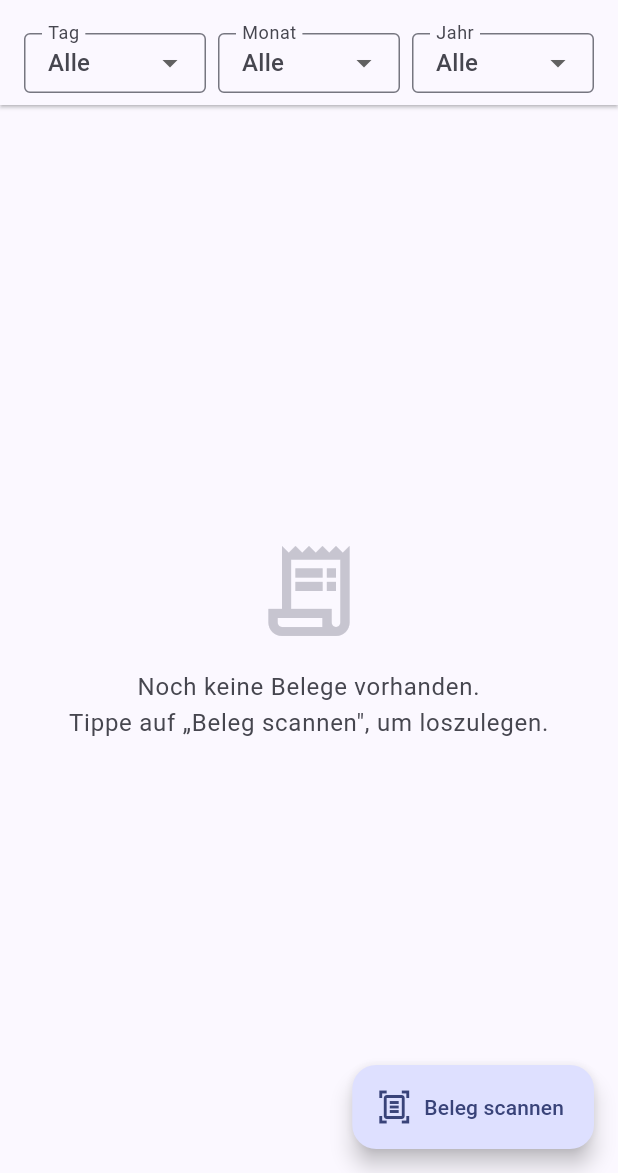
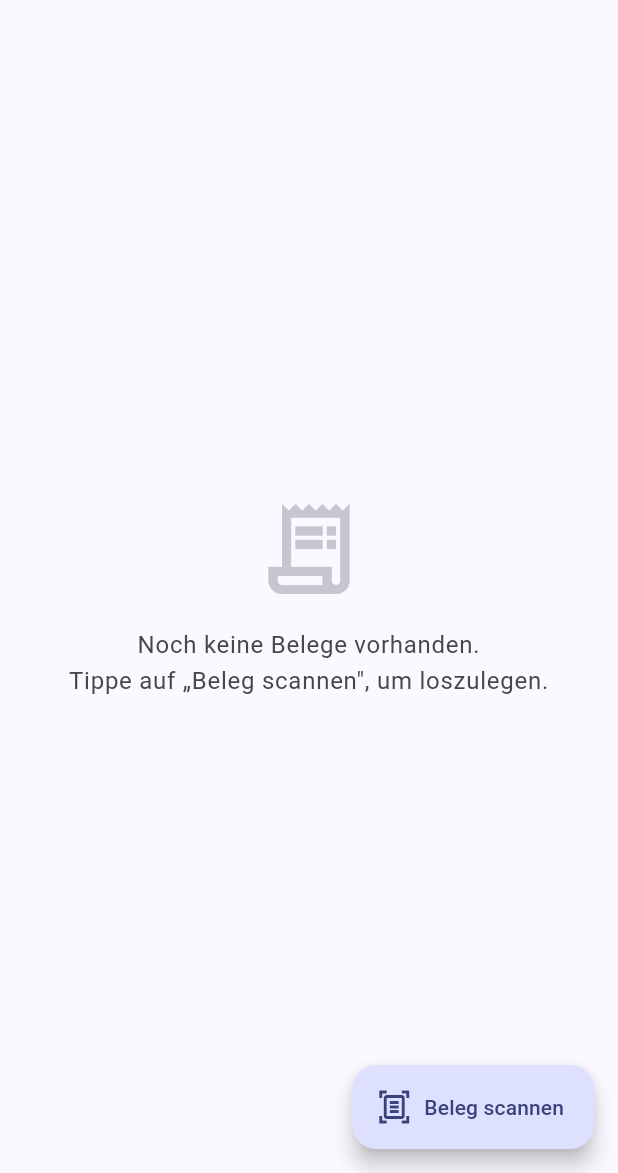
Before and after one commit to nicolasasauer/belegscanner_v1, a Flutter app: the screen it shows after launch, on a phone screen of 412 x 824 dp, the part 63-1236 px from its top. Run offline on Flutter 3.47's test engine with Material 3 defaults, Android fonts, the phone set to English and light mode, and no system bars; our stand-ins replace image_picker; missing offline and left inert: google_mlkit_text_recognition.

Commit message:
feat: modernize UI with FilterChips, glassmorphism overlay, rounded cards, improved BottomSheet
Co-authored-by: nicolasasauer <241658994+nicolasasauer@users.noreply.github.com>
Agent-Logs-Url: https://github.com/nicolasasauer/belegscanner_v1/sessions/8b95731a-8575-4dfb-b685-4b492221125e

```diff
--- a/lib/pages/home_page.dart
+++ b/lib/pages/home_page.dart
@@ -1,3 +1,5 @@
+import 'dart:ui';
+
 import 'package:flutter/material.dart';
 import 'package:intl/intl.dart';
 
@@ -232,12 +234,27 @@ class _HomePageState extends State<HomePage> {
                         },
                       ),
 
-                // Scan-Overlay: CircularProgressIndicator in der Mitte
+                // Scan-Overlay: Glassmorphism-Effekt mit Unschärfe
                 if (_isScanning)
-                  Container(
-                    color: colorScheme.scrim.withOpacity(0.3),
-                    child: const Center(
-                      child: CircularProgressIndicator(),
+                  BackdropFilter(
+                    filter: ImageFilter.blur(sigmaX: 6, sigmaY: 6),
+                    child: Container(
+                      color: colorScheme.scrim.withOpacity(0.15),
+                      alignment: Alignment.center,
+                      child: Column(
+                        mainAxisSize: MainAxisSize.min,
+                        children: [
+                          const CircularProgressIndicator(),
+                          const SizedBox(height: 16),
+                          Text(
+                            'Scan l\u00E4uft...',
+                            style: Theme.of(context)
+                                .textTheme
+                                .titleMedium
+                                ?.copyWith(color: colorScheme.onSurface),
+                          ),
+                        ],
+                      ),
                     ),
                   ),
               ],
@@ -288,7 +305,7 @@ class _HomePageState extends State<HomePage> {
 // Filter-Bar Widget
 // =============================================================================
 
-/// Filter-Leiste mit Dropdowns für Tag, Monat und Jahr.
+/// Filter-Leiste mit FilterChips für Tag, Monat und Jahr.
 class _FilterBar extends StatelessWidget {
   const _FilterBar({
     required this.availableDays,
@@ -314,46 +331,80 @@ class _FilterBar extends StatelessWidget {
 
   @override
   Widget build(BuildContext context) {
-    return Material(
-      elevation: 1,
-      child: Padding(
+    // Filter-Leiste ausblenden, wenn noch keine Belege vorhanden sind
+    if (availableDays.isEmpty &&
+        availableMonths.isEmpty &&
+        availableYears.isEmpty) {
+      return const SizedBox.shrink();
+    }
+
+    return Column(
+      mainAxisSize: MainAxisSize.min,
+      children: [
+        SingleChildScrollView(
+          scrollDirection: Axis.horizontal,
           padding: const EdgeInsets.symmetric(horizontal: 16, vertical: 8),
           child: Row(
             children: [
-            // Tag-Filter
-            Expanded(
-              child: _FilterDropdown<int>(
-                label: 'Tag',
-                value: selectedDay,
-                items: availableDays,
-                itemLabel: (d) => d.toString().padLeft(2, '0'),
-                onChanged: onDayChanged,
+              // Tag-FilterChips
+              if (availableDays.isNotEmpty) ...[
+                _ChipGroupLabel(label: 'Tag'),
+                ...availableDays.map(
+                  (d) => _buildChip(
+                    context: context,
+                    label: d.toString().padLeft(2, '0'),
+                    isSelected: selectedDay == d,
+                    onSelected: (sel) => onDayChanged(sel ? d : null),
                   ),
                 ),
-            const SizedBox(width: 8),
-            // Monats-Filter
-            Expanded(
-              child: _FilterDropdown<int>(
-                label: 'Monat',
-                value: selectedMonth,
-                items: availableMonths,
-                itemLabel: (m) => _monthName(m),
-                onChanged: onMonthChanged,
+                const SizedBox(width: 12),
+              ],
+              // Monat-FilterChips
+              if (availableMonths.isNotEmpty) ...[
+                _ChipGroupLabel(label: 'Monat'),
+                ...availableMonths.map(
+                  (m) => _buildChip(
+                    context: context,
+                    label: _monthName(m),
+                    isSelected: selectedMonth == m,
+                    onSelected: (sel) => onMonthChanged(sel ? m : null),
                   ),
                 ),
-            const SizedBox(width: 8),
-            // Jahres-Filter
-            Expanded(
-              child: _FilterDropdown<int>(
-                label: 'Jahr',
-                value: selectedYear,
-                items: availableYears,
-                itemLabel: (y) => y.toString(),
-                onChanged: onYearChanged,
+                const SizedBox(width: 12),
+              ],
+              // Jahr-FilterChips
+              if (availableYears.isNotEmpty) ...[
+                _ChipGroupLabel(label: 'Jahr'),
+                ...availableYears.map(
+                  (y) => _buildChip(
+                    context: context,
+                    label: y.toString(),
+                    isSelected: selectedYear == y,
+                    onSelected: (sel) => onYearChanged(sel ? y : null),
                   ),
                 ),
               ],
+            ],
           ),
+        ),
+        const Divider(height: 1),
+      ],
+    );
+  }
+
+  Widget _buildChip({
+    required BuildContext context,
+    required String label,
+    required bool isSelected,
+    required ValueChanged<bool> onSelected,
+  }) {
+    return Padding(
+      padding: const EdgeInsets.only(right: 6),
+      child: FilterChip(
+        label: Text(label),
+        selected: isSelected,
+        onSelected: onSelected,
+        visualDensity: VisualDensity.compact,
       ),
     );
   }
@@ -361,59 +412,30 @@ class _FilterBar extends StatelessWidget {
   /// Gibt den deutschen Monatsnamen für einen Monatswert (1–12) zurück.
   String _monthName(int month) {
     const names = [
-      'Jan', 'Feb', 'Mär', 'Apr', 'Mai', 'Jun',
+      'Jan', 'Feb', 'M\u00E4r', 'Apr', 'Mai', 'Jun',
       'Jul', 'Aug', 'Sep', 'Okt', 'Nov', 'Dez',
     ];
     return names[month - 1];
   }
 }
 
-/// Generisches Dropdown-Widget für die Filter-Leiste.
-class _FilterDropdown<T> extends StatelessWidget {
-  const _FilterDropdown({
-    required this.label,
-    required this.value,
-    required this.items,
-    required this.itemLabel,
-    required this.onChanged,
-  });
+/// Kleines Beschriftungs-Widget für eine Chip-Gruppe in der Filter-Leiste.
+class _ChipGroupLabel extends StatelessWidget {
+  const _ChipGroupLabel({required this.label});
 
   final String label;
-  final T? value;
-  final List<T> items;
-  final String Function(T) itemLabel;
-  final ValueChanged<T?> onChanged;
 
   @override
   Widget build(BuildContext context) {
-    return DropdownButtonFormField<T>(
-      value: value,
-      isExpanded: true,
-      decoration: InputDecoration(
-        labelText: label,
-        isDense: true,
-        contentPadding:
-            const EdgeInsets.symmetric(horizontal: 12, vertical: 8),
-        border: const OutlineInputBorder(),
-      ),
-      items: [
-        DropdownMenuItem<T>(
-          value: null,
+    return Padding(
+      padding: const EdgeInsets.only(right: 6),
       child: Text(
-            'Alle',
-            style: TextStyle(
-              color: Theme.of(context).colorScheme.onSurfaceVariant,
+        label,
+        style: Theme.of(context).textTheme.labelSmall?.copyWith(
+              color: Theme.of(context).colorScheme.primary,
+              fontWeight: FontWeight.w600,
             ),
       ),
-        ),
-        ...items.map(
-          (item) => DropdownMenuItem<T>(
-            value: item,
-            child: Text(itemLabel(item)),
-          ),
-        ),
-      ],
-      onChanged: onChanged,
     );
   }
 }
@@ -439,7 +461,14 @@ class _ReceiptListTile extends StatelessWidget {
   @override
   Widget build(BuildContext context) {
     return Card(
+      shape: RoundedRectangleBorder(
+        borderRadius: BorderRadius.circular(24.0),
+      ),
+      elevation: 0.5,
       child: ListTile(
+        shape: RoundedRectangleBorder(
+          borderRadius: BorderRadius.circular(24.0),
+        ),
         contentPadding:
             const EdgeInsets.symmetric(horizontal: 16, vertical: 4),
         leading: CircleAvatar(
@@ -497,11 +526,12 @@ class _ReceiptDetailSheet extends StatelessWidget {
         child: Column(
           crossAxisAlignment: CrossAxisAlignment.start,
           children: [
-            // Griff-Anzeige
+            // Drag-Handle
             Center(
               child: Container(
-                width: 40,
+                width: 48,
                 height: 4,
+                margin: const EdgeInsets.only(bottom: 20),
                 decoration: BoxDecoration(
                   color:
                       Theme.of(context).colorScheme.outlineVariant,
@@ -509,7 +539,6 @@ class _ReceiptDetailSheet extends StatelessWidget {
                 ),
               ),
             ),
-            const SizedBox(height: 16),
 
             // Betrag und Datum
             Row(
@@ -539,12 +568,13 @@ class _ReceiptDetailSheet extends StatelessWidget {
             const SizedBox(height: 8),
 
             Expanded(
-              child: ListView.builder(
+              child: ListView.separated(
                 controller: scrollController,
                 itemCount: receipt.items.length,
+                separatorBuilder: (_, __) => const Divider(height: 1),
                 itemBuilder: (_, index) => Padding(
-                  padding: const EdgeInsets.symmetric(vertical: 2),
-                  child: Text('• ${receipt.items[index]}'),
+                  padding: const EdgeInsets.symmetric(vertical: 10),
+                  child: Text('\u2022 ${receipt.items[index]}'),
                 ),
               ),
             ),
```
Lines whose indentation alone changed are shown as unchanged.
